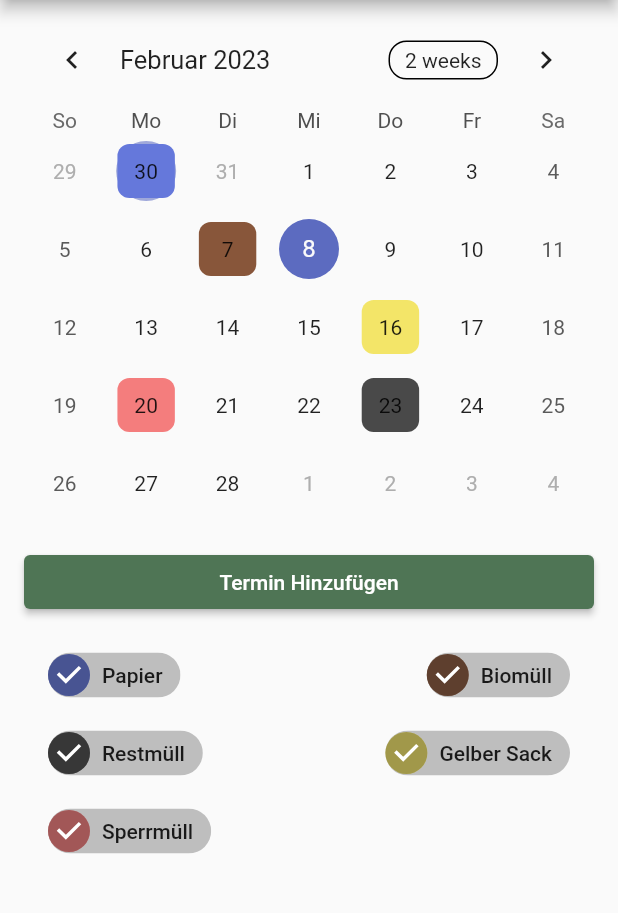
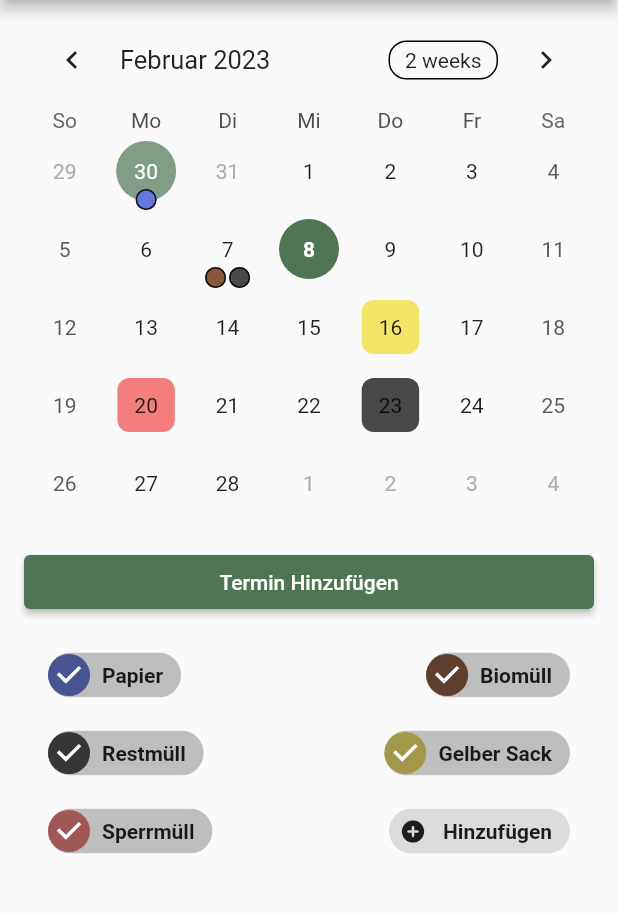
Before and after one commit to WolfyScript/Uni-EMI-Project, a Flutter app: the CalendarPage screen opened by its route, on a phone screen of 412 x 824 dp, the part 84-997 px from its top. Run offline on Flutter 3.47's test engine with Material 2 defaults, Android fonts, the phone set to English and light mode, and no system bars; drawn by our look-alikes of table_calendar; our stand-ins replace flutter_markdown; missing offline and left inert: markdown.

Commit message:
A day can have multiple events now

```diff
--- a/lib/dummy_data.dart
+++ b/lib/dummy_data.dart
@@ -5,8 +5,9 @@ import 'package:table_calendar/table_calendar.dart';
 import 'package:uni_emi_muell_guard/catalog_article.dart';
 import 'package:uni_emi_muell_guard/event.dart';
 import 'package:uni_emi_muell_guard/news_article.dart';
+import 'package:uni_emi_muell_guard/utils.dart';
 
-final events = LinkedHashMap<DateTime, Event>(
+final events = LinkedHashMap<DateTime, List<Event>>(
   equals: (e0, e1) {
     return isSameDay(e0, e1);
   },
@@ -14,11 +15,11 @@ final events = LinkedHashMap<DateTime, Event>(
     return key.day * 1000000 + key.month * 10000 + key.year;
   },
 )..addAll({
-    DateTime.utc(2023, 1, 30): Event("paper"),
-    DateTime.utc(2023, 2, 7): Event("bio"),
-    DateTime.utc(2023, 2, 16): Event("yellow"),
-    DateTime.utc(2023, 2, 20): Event("bulky_waste"),
-    DateTime.utc(2023, 2, 23): Event("rest"),
+    DateTime.utc(2023, 1, 30): [Event(BaseEventType.paper.id)],
+    DateTime.utc(2023, 2, 7): [Event(BaseEventType.organicWaste.id), Event(BaseEventType.residualWaste.id)],
+    DateTime.utc(2023, 2, 16): [Event(BaseEventType.yellowBag.id)],
+    DateTime.utc(2023, 2, 20): [Event(BaseEventType.bulkyWaste.id)],
+    DateTime.utc(2023, 2, 23): [Event(BaseEventType.residualWaste.id)],
   });
 
 final catalogArticles = [
--- a/lib/pages/calendar.dart
+++ b/lib/pages/calendar.dart
@@ -1,11 +1,9 @@
-import 'dart:collection';
-
+import 'package:flutter/material.dart';
+import 'package:table_calendar/table_calendar.dart';
 import 'package:uni_emi_muell_guard/dummy_data.dart';
 import 'package:uni_emi_muell_guard/event.dart';
 import 'package:uni_emi_muell_guard/navbar/nav_sidebar.dart';
 import 'package:uni_emi_muell_guard/utils.dart';
-import 'package:flutter/material.dart';
-import 'package:table_calendar/table_calendar.dart';
 
 class CalendarPage extends StatefulWidget {
   const CalendarPage({super.key});
@@ -22,8 +20,8 @@ class CalendarState extends State<CalendarPage> {
   DateTime _focusedDate = DateTime.utc(2023, 2, 8);
 
   List<Event> _getEvents(DateTime day) {
-    Event? event = events[day];
-    if (event != null) return [event];
+    List<Event>? eventList = events[day];
+    if (eventList != null) return eventList;
     return [];
   }
 
@@ -31,6 +29,8 @@ class CalendarState extends State<CalendarPage> {
 
   @override
   Widget build(BuildContext context) {
+    DateTime currentTime = DateTime.now();
+
     return Scaffold(
       drawer: const NavSidebar(),
       appBar: AppBar(
@@ -38,7 +38,11 @@ class CalendarState extends State<CalendarPage> {
       ),
       body: Center(
         child: ListView(
-          padding: const EdgeInsets.only(left: 16, right: 16, bottom: 16),
+          padding: const EdgeInsets.only(
+            left: 16,
+            right: 16,
+            bottom: 16,
+          ),
           children: [
             Container(
               padding: const EdgeInsets.symmetric(vertical: 8),
@@ -69,21 +73,75 @@ class CalendarState extends State<CalendarPage> {
                   _focusedDate = focusedDay;
                 },
                 calendarBuilders: CalendarBuilders<Event>(
+                  todayBuilder: (context, day, focusedDay) {
+                    return Center(
+                      child: Container(
+                        margin: const EdgeInsets.all(6),
+                        decoration: BoxDecoration(
+                          color:
+                              Theme.of(context).primaryColor.withOpacity(0.7),
+                          shape: BoxShape.circle,
+                        ),
+                        child: Center(
+                          child: Text(
+                            day.day.toString(),
+                            style: const TextStyle(
+                              color: Colors.white,
+                              fontWeight: FontWeight.normal,
+                            ),
+                          ),
+                        ),
+                      ),
+                    );
+                  },
+                  selectedBuilder: (context, day, focusedDay) {
+                    return Center(
+                      child: Container(
+                        margin: const EdgeInsets.all(6),
+                        decoration: BoxDecoration(
+                          color: Theme.of(context).primaryColor,
+                          shape: BoxShape.circle,
+                        ),
+                        child: Center(
+                          child: Text(
+                            day.day.toString(),
+                            style: const TextStyle(
+                              color: Colors.white,
+                              fontWeight: FontWeight.bold,
+                            ),
+                          ),
+                        ),
+                      ),
+                    );
+                  },
                   markerBuilder: (context, day, events) {
                     if (events.isEmpty) return null;
-                    Event event = events.first;
-                    if (disabledEventTypes.contains(event.type)) {
+                    List<Event> enabledEvents = events
+                        .where((element) =>
+                            !disabledEventTypes.contains(element.type))
+                        .toList();
+
+                    if (enabledEvents.isEmpty) {
                       return Container();
                     }
-                    if (day != _selectedDate) {
+                    Event event = enabledEvents.first;
+                    bool isToday = isSameDay(day, currentTime);
+                    bool afterOrIsToday = !day.isBefore(currentTime) || isToday;
+
+                    if (!isSameDay(day, _selectedDate) &&
+                        !isToday &&
+                        enabledEvents.length <= 1) {
                       return Center(
                         child: Container(
                           margin: const EdgeInsets.all(8),
                           decoration: BoxDecoration(
                             borderRadius:
                                 const BorderRadius.all(Radius.circular(8)),
-                            color:
-                                MaterialColor(event.type.color.value, const {}),
+                            color: MaterialColor(
+                                event.type.color
+                                    .withOpacity(afterOrIsToday ? 1 : 0.7)
+                                    .value,
+                                const {}),
                           ),
                           child: Center(
                             child: Text(day.day.toString()),
@@ -93,14 +151,33 @@ class CalendarState extends State<CalendarPage> {
                     } else {
                       return Center(
                         child: Container(
+                          width: double.infinity,
                           margin: const EdgeInsets.only(
-                              top: 40, left: 16, right: 16, bottom: 1),
-                          decoration: BoxDecoration(
-                            shape: BoxShape.circle,
-                            //borderRadius: const BorderRadius.all(Radius.circular(8)),
-                            border: Border.all(color: Colors.black87, width: 1),
-                            color:
-                                MaterialColor(event.type.color.value, const {}),
+                            top: 38,
+                            left: 0,
+                            right: 0,
+                            bottom: 0,
+                          ),
+                          child: Row(
+                            mainAxisAlignment: MainAxisAlignment.center,
+                            children: [
+                              ...enabledEvents.map<Widget>((e) {
+                                return Container(
+                                  height: double.infinity,
+                                  width: 16,
+                                  decoration: BoxDecoration(
+                                    shape: BoxShape.circle,
+                                    border: Border.all(color: Colors.black87),
+                                    color: MaterialColor(
+                                        e.type.color
+                                            .withOpacity(
+                                                afterOrIsToday ? 1 : 0.7)
+                                            .value,
+                                        const {}),
+                                  ),
+                                );
+                              }),
+                            ],
                           ),
                         ),
                       );
@@ -126,9 +203,18 @@ class CalendarState extends State<CalendarPage> {
                 spacing: 64,
                 runSpacing: 8,
                 alignment: WrapAlignment.spaceBetween,
-                children: eventTypes.values
-                    .map((e) => buildChip(e, context))
-                    .toList(),
+                children: [
+                  ...eventTypes.values
+                      .map((e) => buildChip(e, context))
+                      .toList(),
+                  ActionChip(
+                    visualDensity: VisualDensity.comfortable,
+                    label: const Text("Hinzufügen",
+                        style: TextStyle(fontWeight: FontWeight.bold)),
+                    onPressed: () {},
+                    avatar: const Icon(Icons.add_circle_rounded),
+                  )
+                ],
               ),
             ),
           ],
@@ -145,7 +231,11 @@ class CalendarState extends State<CalendarPage> {
 
     return InputChip(
       padding: const EdgeInsets.only(top: 2, right: 4, bottom: 2),
-      label: Text(eventType.label),
+      label: Text(
+        eventType.label,
+        style: const TextStyle(fontWeight: FontWeight.bold),
+      ),
+      iconTheme: const IconThemeData(size: 18, color: Color(0xffD9D9D9)),
       visualDensity: VisualDensity.comfortable,
       backgroundColor: const Color(0xffD9D9D9),
       selected: !disabledEventTypes.contains(eventType),
@@ -158,10 +248,9 @@ class CalendarState extends State<CalendarPage> {
           }
         });
       },
-      avatar: CircleAvatar(
-        backgroundColor: eventType.color,
-        foregroundColor: eventType.color,
-        child: Container(),
+      avatar: Container(
+        decoration:
+            BoxDecoration(color: eventType.color, shape: BoxShape.circle),
       ),
     );
   }
--- a/lib/pages/start.dart
+++ b/lib/pages/start.dart
@@ -1,10 +1,11 @@
-import 'dart:math';
+import 'dart:collection';
 
-import 'package:uni_emi_muell_guard/dummy_data.dart';
 import 'package:flutter/material.dart';
 import 'package:flutter_markdown/flutter_markdown.dart';
 import 'package:intl/intl.dart';
 import 'package:markdown/markdown.dart' as md;
+import 'package:uni_emi_muell_guard/dummy_data.dart';
+import 'package:uni_emi_muell_guard/event.dart';
 import 'package:uni_emi_muell_guard/utils.dart';
 
 import '../navbar/nav_sidebar.dart';
@@ -54,6 +55,16 @@ class _MyHomePageState extends State<MyHomePage> {
           itemBuilder: (context, index) {
             switch (index) {
               case 0:
+                {
+                  final upcomingEvents = <Event, DateTime>{};
+                  for (var entry in events.entries) {
+                    for (var event in entry.value) {
+                      if (upcomingEvents.length >= 3) break;
+                      if (!disabledEventTypes.contains(event.type)) {
+                        upcomingEvents.putIfAbsent(event, () => entry.key);
+                      }
+                    }
+                  }
                   return Padding(
                     padding: const EdgeInsets.only(
                       left: 16,
@@ -80,13 +91,13 @@ class _MyHomePageState extends State<MyHomePage> {
                         const SizedBox(
                           height: 32,
                         ),
-                      ...events.entries.where((element) => !disabledEventTypes.contains(element.value.type)).take(3)
+                        ...upcomingEvents.entries
                             .map(
                               (e) => createUpcomingBtn(
                                 context,
-                              e.value.type.label,
-                              DateFormat.EEEE('de_DE').format(e.key),
-                              DateFormat("dd.MM").format(e.key),
+                                e.key.type.label,
+                                DateFormat.EEEE('de_DE').format(e.value),
+                                DateFormat("dd.MM").format(e.value),
                               ),
                             )
                             .toList(),
@@ -114,6 +125,7 @@ class _MyHomePageState extends State<MyHomePage> {
                       ],
                     ),
                   );
+                }
               default:
                 if (newsArticles.length > index - 1) {
                   NewsArticle article = newsArticles.elementAt(index - 1);
@@ -300,9 +312,10 @@ Widget createNewsArticle(BuildContext context, NewsArticle article) {
                 child: SafeArea(
                   child: MarkdownBody(
                     extensionSet: md.ExtensionSet(
-                      md.ExtensionSet.gitHubFlavored.blockSyntaxes,
-                      [md.EmojiSyntax(), ...md.ExtensionSet.gitHubFlavored.inlineSyntaxes]
-                    ),
+                        md.ExtensionSet.gitHubFlavored.blockSyntaxes, [
+                      md.EmojiSyntax(),
+                      ...md.ExtensionSet.gitHubFlavored.inlineSyntaxes
+                    ]),
                     selectable: true,
                     data: article.summary,
                   ),
--- a/lib/utils.dart
+++ b/lib/utils.dart
@@ -9,6 +9,20 @@ class EventType {
   final Color color;
 
   EventType(this.id, this.label, this.color);
+
+}
+
+enum BaseEventType {
+
+  residualWaste("residual_waste"),
+  yellowBag("yellow_waste"),
+  paper("paper"),
+  organicWaste("organic_waste"),
+  bulkyWaste("bulky_waste");
+
+  final String id;
+
+  const BaseEventType(this.id);
 
 }
 
@@ -38,11 +52,16 @@ void registerEventType(EventType type) {
 }
 
 void registerEventTypes() {
-  registerEventType(EventType("paper", "Papier", const Color(0xff6578DB)));
-  registerEventType(EventType("bio", "Biomüll", const Color(0xff88563A)));
-  registerEventType(EventType("rest", "Restmüll", const Color(0xff494949)));
-  registerEventType(EventType("yellow", "Gelber Sack",const Color(0xffF3E568)));
-  registerEventType(EventType("bulky_waste", "Sperrmüll", const Color(0xffF47D7D)));
+  registerEventType(EventType(BaseEventType.paper.id, "Papier", const Color(0xff6578DB)));
+  registerEventType(EventType(BaseEventType.organicWaste.id, "Biomüll", const Color(0xff88563A)));
+  registerEventType(EventType(BaseEventType.residualWaste.id, "Restmüll", const Color(0xff494949)));
+  registerEventType(EventType(BaseEventType.yellowBag.id, "Gelber Sack",const Color(0xffF3E568)));
+  registerEventType(EventType(BaseEventType.bulkyWaste.id, "Sperrmüll", const Color(0xffF47D7D)));
+}
+
+void removeEventType() {
+
+
 }
 
 EventType? getEventType(String id) {
```
Lines whose indentation alone changed are shown as unchanged.
